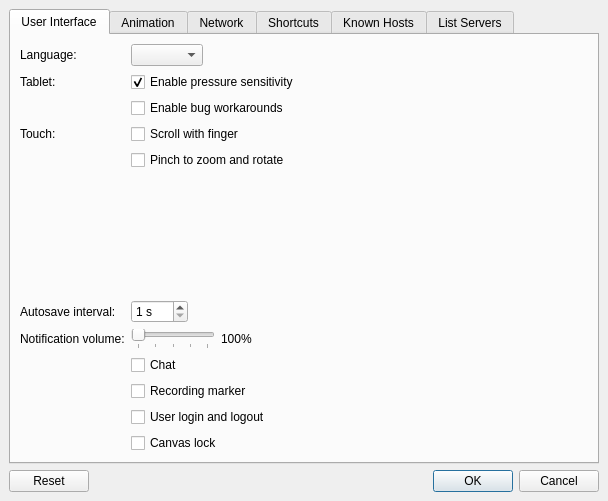
Before: the Qt Designer form src/client/ui/settings.ui in drawpile/Drawpile, drawn with Qt 5.
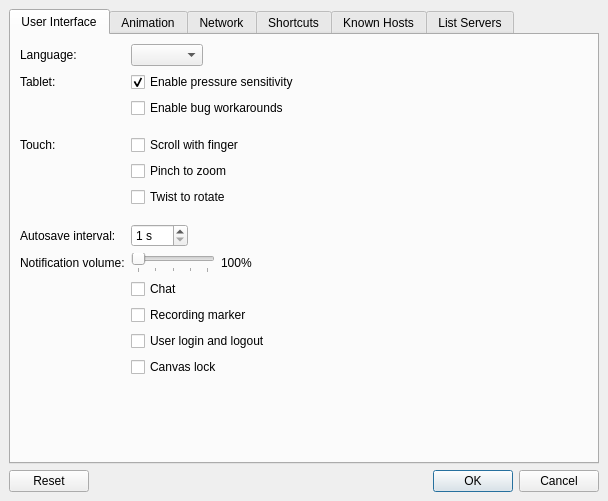
After: the same form once the commit is applied. Icons and pictures are not drawn.

Commit message: Separate checkboxes for pinch and twist gestures

```diff
--- a/src/client/ui/settings.ui
+++ b/src/client/ui/settings.ui
@@ -79,27 +79,58 @@
          </property>
         </widget>
        </item>
+       <item row="6" column="0">
+        <widget class="QLabel" name="label_12">
+         <property name="text">
+          <string>Touch:</string>
+         </property>
+        </widget>
+       </item>
+       <item row="6" column="1">
+        <widget class="QCheckBox" name="touchscroll">
+         <property name="text">
+          <string>Scroll with finger</string>
+         </property>
+        </widget>
+       </item>
        <item row="7" column="1">
+        <widget class="QCheckBox" name="touchpinch">
+         <property name="text">
+          <string>Pinch to zoom</string>
+         </property>
+        </widget>
+       </item>
+       <item row="8" column="1">
+        <widget class="QCheckBox" name="touchtwist">
+         <property name="text">
+          <string>Twist to rotate</string>
+         </property>
+        </widget>
+       </item>
+       <item row="9" column="1">
         <spacer name="verticalSpacer_3">
          <property name="orientation">
           <enum>Qt::Vertical</enum>
          </property>
+         <property name="sizeType">
+          <enum>QSizePolicy::Fixed</enum>
+         </property>
          <property name="sizeHint" stdset="0">
           <size>
            <width>20</width>
-           <height>20</height>
+           <height>5</height>
           </size>
          </property>
         </spacer>
        </item>
-       <item row="9" column="0">
+       <item row="11" column="0">
         <widget class="QLabel" name="label_11">
          <property name="text">
           <string>Autosave interval:</string>
          </property>
         </widget>
        </item>
-       <item row="9" column="1">
+       <item row="11" column="1">
         <widget class="QSpinBox" name="autosaveInterval">
          <property name="suffix">
           <string> s</string>
@@ -112,14 +143,14 @@
          </property>
         </widget>
        </item>
-       <item row="10" column="0">
+       <item row="12" column="0">
         <widget class="QLabel" name="label_9">
          <property name="text">
           <string>Notification volume:</string>
          </property>
         </widget>
        </item>
-       <item row="10" column="1">
+       <item row="12" column="1">
         <layout class="QHBoxLayout" name="horizontalLayout_4">
          <item>
           <widget class="QSlider" name="notificationVolume">
@@ -152,54 +183,49 @@
          </item>
         </layout>
        </item>
-       <item row="14" column="1">
+       <item row="16" column="1">
         <widget class="QCheckBox" name="notifChat">
          <property name="text">
           <string>Chat</string>
          </property>
         </widget>
        </item>
-       <item row="15" column="1">
+       <item row="17" column="1">
         <widget class="QCheckBox" name="notifMarker">
          <property name="text">
           <string>Recording marker</string>
          </property>
         </widget>
        </item>
-       <item row="16" column="1">
+       <item row="18" column="1">
         <widget class="QCheckBox" name="notifLogin">
          <property name="text">
           <string>User login and logout</string>
          </property>
         </widget>
        </item>
-       <item row="17" column="1">
+       <item row="19" column="1">
         <widget class="QCheckBox" name="notifLock">
          <property name="text">
           <string>Canvas lock</string>
          </property>
         </widget>
        </item>
-       <item row="6" column="1">
-        <widget class="QCheckBox" name="touchpinch">
-         <property name="text">
-          <string>Pinch to zoom and rotate</string>
-         </property>
-        </widget>
-       </item>
        <item row="5" column="1">
-        <widget class="QCheckBox" name="touchscroll">
-         <property name="text">
-          <string>Scroll with finger</string>
+        <spacer name="verticalSpacer_5">
+         <property name="orientation">
+          <enum>Qt::Vertical</enum>
          </property>
-        </widget>
-       </item>
-       <item row="5" column="0">
-        <widget class="QLabel" name="label_12">
-         <property name="text">
-          <string>Touch:</string>
+         <property name="sizeType">
+          <enum>QSizePolicy::Fixed</enum>
          </property>
-        </widget>
+         <property name="sizeHint" stdset="0">
+          <size>
+           <width>20</width>
+           <height>5</height>
+          </size>
+         </property>
+        </spacer>
        </item>
       </layout>
      </widget>
```
Left out of the diff: 3 changed lines with no effect on the pictures. The commit also changes 4 other files.
